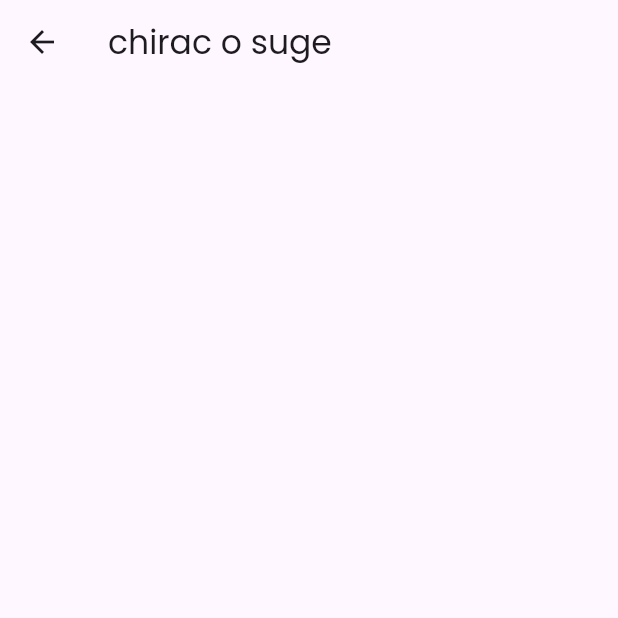
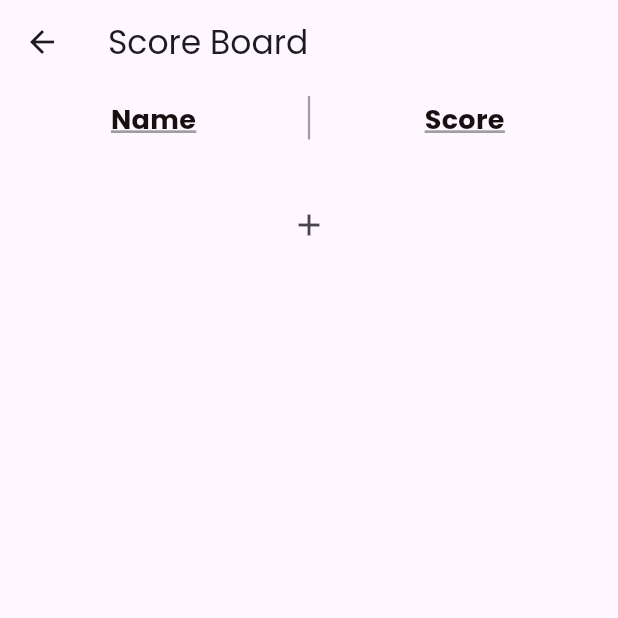
Before and after one commit to dragosdragan03/Score-Keeper-App, a Flutter app: the OtherGames screen opened directly, on a phone screen of 412 x 824 dp, the top half of it. Run offline on Flutter 3.47's test engine with Material 3 defaults, Android fonts, the phone set to English and light mode, and no system bars; our stand-ins replace confetti, google_fonts, numberpicker; missing offline and left inert: flutter_podium.

Commit message:
Started wildcard games

```diff
--- a/score_keeper/lib/pages/Games/bridge/bid_page.dart
+++ b/score_keeper/lib/pages/Games/bridge/bid_page.dart
@@ -1,7 +1,7 @@
 import 'package:flutter/material.dart';
 import 'package:provider/provider.dart';
 import 'package:score_keeper/pages/Games/bridge/bridge_utils/custom_tab_bar.dart';
-import 'package:score_keeper/pages/Games/bridge/bridge_utils/game_provider.dart';
+import 'package:score_keeper/pages/Games/bridge/bridge_utils/game_provider_bridge.dart';
 import 'package:score_keeper/pages/Games/bridge/bridge_utils/player_bid_buttons.dart';
 import 'package:score_keeper/pages/Games/bridge/tricks_page.dart';
 import 'bridge_utils/constants.dart' as constants;
--- a/score_keeper/lib/pages/Games/bridge/bridge_utils/options_button.dart
+++ b/score_keeper/lib/pages/Games/bridge/bridge_utils/options_button.dart
@@ -1,6 +1,6 @@
 import 'package:flutter/material.dart';
 import 'package:provider/provider.dart';
-import 'package:score_keeper/pages/Games/bridge/bridge_utils/game_provider.dart';
+import 'package:score_keeper/pages/Games/bridge/bridge_utils/game_provider_bridge.dart';
 
 class OptionsButton extends StatefulWidget {
   const OptionsButton({super.key});
--- a/score_keeper/lib/pages/Games/bridge/bridge_utils/player_bid_buttons.dart
+++ b/score_keeper/lib/pages/Games/bridge/bridge_utils/player_bid_buttons.dart
@@ -1,6 +1,6 @@
 import 'package:flutter/material.dart';
 import 'package:provider/provider.dart';
-import 'package:score_keeper/pages/Games/bridge/bridge_utils/game_provider.dart';
+import 'package:score_keeper/pages/Games/bridge/bridge_utils/game_provider_bridge.dart';
 
 class PlayerBidButtons extends StatefulWidget {
   const PlayerBidButtons({super.key});
--- a/score_keeper/lib/pages/Games/bridge/main_bridge_page.dart
+++ b/score_keeper/lib/pages/Games/bridge/main_bridge_page.dart
@@ -2,7 +2,7 @@ import 'package:flutter/material.dart';
 import 'package:provider/provider.dart';
 import 'package:score_keeper/pages/Games/bridge/bid_page.dart';
 import 'package:score_keeper/pages/Games/bridge/bridge_utils/team_score_display.dart';
-import 'package:score_keeper/pages/Games/bridge/bridge_utils/game_provider.dart';
+import 'package:score_keeper/pages/Games/bridge/bridge_utils/game_provider_bridge.dart';
 import 'package:score_keeper/pages/Games/bridge/winner_page.dart';
 import 'package:score_keeper/pages/Games/bridge/bridge_utils/options_button.dart';
 
--- a/score_keeper/lib/pages/Games/bridge/team_selector_page/team_selector_page.dart
+++ b/score_keeper/lib/pages/Games/bridge/team_selector_page/team_selector_page.dart
@@ -1,6 +1,6 @@
 import 'package:flutter/material.dart';
 import 'package:provider/provider.dart';
-import 'package:score_keeper/pages/Games/bridge/bridge_utils/game_provider.dart';
+import 'package:score_keeper/pages/Games/bridge/bridge_utils/game_provider_bridge.dart';
 import 'package:score_keeper/pages/Games/bridge/main_bridge_page.dart';
 import 'package:score_keeper/pages/Games/bridge/team_selector_page/utils/team_input.dart';
 
--- a/score_keeper/lib/pages/Games/bridge/tricks_page.dart
+++ b/score_keeper/lib/pages/Games/bridge/tricks_page.dart
@@ -1,7 +1,7 @@
 import 'package:flutter/material.dart';
 import 'package:numberpicker/numberpicker.dart';
 import 'package:provider/provider.dart';
-import 'package:score_keeper/pages/Games/bridge/bridge_utils/game_provider.dart';
+import 'package:score_keeper/pages/Games/bridge/bridge_utils/game_provider_bridge.dart';
 import 'bridge_utils/constants.dart' as constants;
 
 class TricksPage extends StatefulWidget {
--- a/score_keeper/lib/pages/Games/other_games.dart
+++ /dev/null
@@ -1,11 +0,0 @@
-import 'package:flutter/material.dart';
-
-class OtherGames extends StatelessWidget {
-  const OtherGames({super.key});
-  @override
-  Widget build(BuildContext context) {
-    return Scaffold(
-      appBar: AppBar(title: const Text('chirac o suge')),
-    );
-  }
-}
--- /dev/null
+++ b/score_keeper/lib/pages/Games/wildcard/other_games.dart
@@ -0,0 +1,69 @@
+import 'package:flutter/material.dart';
+import 'package:score_keeper/pages/Games/wildcard/utils/list_players.dart';
+import 'package:score_keeper/pages/Games/wildcard/utils/player.dart';
+import 'package:score_keeper/pages/Games/wildcard/utils/score_column.dart';
+import 'package:score_keeper/pages/Games/wildcard/utils/vertical_pipes.dart';
+
+class OtherGames extends StatefulWidget {
+  const OtherGames({super.key});
+
+  @override
+  State<OtherGames> createState() => _OtherGamesState();
+}
+
+class _OtherGamesState extends State<OtherGames> {
+  List<Player> players = [];
+
+  @override
+  Widget build(BuildContext context) {
+    return Scaffold(
+      appBar: AppBar(
+        title: const Text('Score Board'),
+        actions: const [/* OptionsButton() */],
+      ),
+      body: LayoutBuilder(
+        builder: (context, constraints) {
+          double containerWidth = constraints.maxWidth / 3;
+          return ListView(
+            children: [
+              Padding(
+                padding: const EdgeInsets.all(8.0),
+                child: Row(
+                  mainAxisAlignment: MainAxisAlignment.spaceEvenly,
+                  children: [
+                    Expanded(
+                      flex: 10,
+                      child: ListPlayers(
+                        playersName:
+                            List.from(players.map((player) => player.name)),
+                        width: containerWidth,
+                      ),
+                    ),
+                    Expanded(
+                      flex: 1,
+                      child: VerticalPipes(numberOfLines: players.length + 1),
+                    ),
+                    Expanded(
+                      flex: 10,
+                      child: ScoreColumn(
+                        players: players,
+                        width: containerWidth,
+                      ),
+                    ),
+                  ],
+                ),
+              ),
+              IconButton(
+                  onPressed: () {
+                    setState(() {
+                      players.add(Player(name: "marian"));
+                    });
+                  },
+                  icon: const Icon(Icons.add))
+            ],
+          );
+        },
+      ),
+    );
+  }
+}
--- /dev/null
+++ b/score_keeper/lib/pages/Games/wildcard/utils/list_players.dart
@@ -0,0 +1,58 @@
+import 'package:flutter/material.dart';
+
+class ListPlayers extends StatefulWidget {
+  final List<String> playersName;
+  final double width;
+
+  const ListPlayers(
+      {required this.width, required this.playersName, super.key});
+
+  @override
+  State<ListPlayers> createState() => _ListPlayersState();
+}
+
+class _ListPlayersState extends State<ListPlayers> {
+  @override
+  Widget build(BuildContext context) {
+    return Column(
+      crossAxisAlignment: CrossAxisAlignment.center, // Align items to the start
+      children: [
+        // Header
+        const Text(
+          'Name',
+          style: TextStyle(
+              fontSize: 18,
+              fontWeight: FontWeight.bold,
+              decoration: TextDecoration.underline,
+              decorationColor: Colors.grey,
+              decorationThickness: 2.0),
+        ),
+        const SizedBox(height: 22.0), // Space between header and names
+
+        // Convert the list of player names to widgets
+        ...widget.playersName.map(
+          (playerName) => Padding(
+            padding:
+                const EdgeInsets.only(bottom: 22.0), // Space around each name
+            child: Container(
+              padding: const EdgeInsets.only(bottom: 5),
+              width: widget.width,
+              decoration: const BoxDecoration(
+                  border: Border(
+                      bottom: BorderSide(
+                color: Colors.grey,
+              ))),
+              child: Text(
+                playerName,
+                style: const TextStyle(
+                  fontSize: 18,
+                ),
+                textAlign: TextAlign.center,
+              ),
+            ),
+          ),
+        ),
+      ],
+    );
+  }
+}
--- /dev/null
+++ b/score_keeper/lib/pages/Games/wildcard/utils/player.dart
@@ -0,0 +1,12 @@
+import 'package:flutter/material.dart';
+
+class Player {
+  int score = 0;
+  String name;
+
+  Player({required this.name});
+
+  void addScore(int value) {
+    score += value;
+  }
+}
--- /dev/null
+++ b/score_keeper/lib/pages/Games/wildcard/utils/score_column.dart
@@ -0,0 +1,88 @@
+import 'package:flutter/material.dart';
+import 'package:score_keeper/pages/Games/wildcard/utils/player.dart';
+
+class ScoreColumn extends StatefulWidget {
+  final List<Player> players;
+  final double width;
+  const ScoreColumn({required this.width, required this.players, super.key});
+
+  @override
+  State<ScoreColumn> createState() => _ScoreColumnState();
+}
+
+class _ScoreColumnState extends State<ScoreColumn> {
+  @override
+  Widget build(BuildContext context) {
+    return Column(
+      crossAxisAlignment:
+          CrossAxisAlignment.center, // Align items to the center
+      children: [
+        // Header
+        const Text(
+          'Score',
+          style: TextStyle(
+              fontSize: 18,
+              fontWeight: FontWeight.bold,
+              decoration: TextDecoration.underline,
+              decorationColor: Colors.grey,
+              decorationThickness: 2.0),
+        ),
+        const SizedBox(height: 22.0), // Space between header and names
+
+        // Convert the list of player scores to widgets
+        ...widget.players.asMap().entries.map(
+              (entry) => Padding(
+                padding: const EdgeInsets.only(
+                    bottom: 22.0), // Space around each score row
+                child: Container(
+                  padding: EdgeInsets.only(bottom: 4),
+                  width: widget.width,
+                  decoration: const BoxDecoration(
+                      border: Border(
+                          bottom: BorderSide(
+                    color: Colors.grey,
+                  ))),
+                  child: Row(
+                    mainAxisAlignment: MainAxisAlignment.center,
+                    children: [
+                      GestureDetector(
+                        onTap: () {
+                          setState(() {
+                            entry.value.addScore(-1);
+                          });
+                        },
+                        child: const Icon(
+                          Icons.remove_circle,
+                          color: Colors.red,
+                        ),
+                      ),
+                      SizedBox(
+                        width: 60,
+                        child: Text(
+                          "${entry.value.score}",
+                          textAlign: TextAlign.center,
+                          style: const TextStyle(
+                            fontSize: 19,
+                          ),
+                        ),
+                      ),
+                      GestureDetector(
+                        onTap: () {
+                          setState(() {
+                            entry.value.addScore(1);
+                          });
+                        },
+                        child: const Icon(
+                          Icons.add_circle,
+                          color: Colors.green,
+                        ),
+                      ),
+                    ],
+                  ),
+                ),
+              ),
+            )
+      ],
+    );
+  }
+}
--- /dev/null
+++ b/score_keeper/lib/pages/Games/wildcard/utils/vertical_pipes.dart
@@ -0,0 +1,41 @@
+import 'package:flutter/material.dart';
+
+class VerticalPipes extends StatelessWidget {
+  final int numberOfLines;
+
+  const VerticalPipes({
+    required this.numberOfLines,
+    super.key,
+  });
+
+  @override
+  Widget build(BuildContext context) {
+    // Define local variables
+    const double lineThickness = 1.5;
+    const double lineHeight = 29.0;
+    const double spacing = 25.0;
+
+    // Generate the list of vertical lines and return directly
+    return Padding(
+      padding: const EdgeInsets.only(top: 0.0),
+      child: Column(
+        children: List.generate(
+          numberOfLines,
+          (index) {
+            return Column(
+              children: [
+                // SizedBox(height: spacing), // space above the line
+                Container(
+                  width: lineThickness,
+                  height: lineHeight,
+                  color: Colors.grey,
+                ),
+                const SizedBox(height: spacing), // space below the line
+              ],
+            );
+          },
+        ),
+      ),
+    );
+  }
+}
--- a/score_keeper/lib/pages/games_page.dart
+++ b/score_keeper/lib/pages/games_page.dart
@@ -1,6 +1,6 @@
 import 'package:flutter/material.dart';
 import 'package:score_keeper/pages/Games/bridge/team_selector_page/team_selector_page.dart';
-import 'package:score_keeper/pages/Games/other_games.dart';
+import 'package:score_keeper/pages/Games/wildcard/other_games.dart';
 import 'package:score_keeper/pages/Games/rentz/rentz_game.dart';
 import 'package:score_keeper/pages/Games/whist/whist_game.dart';
 
```
Also changed, not shown: score_keeper/lib/pages/Games/bridge/bridge_utils/game_provider_bridge.dart (renamed from score_keeper/lib/pages/Games/bridge/bridge_utils/game_provider.dart).
